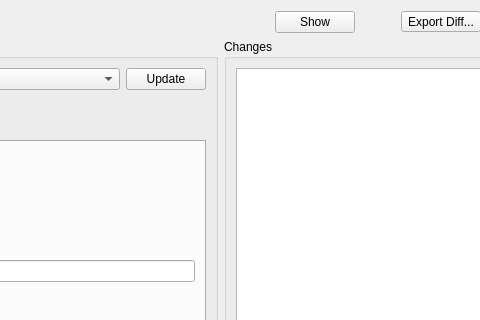
First picture: the form in plugins/patchreview/patchreview.ui, repository KDE/kdevelop, before the edit; both pictures show x 233 to 713 and y 0 to 320 of the 908 by 452 pixel window.
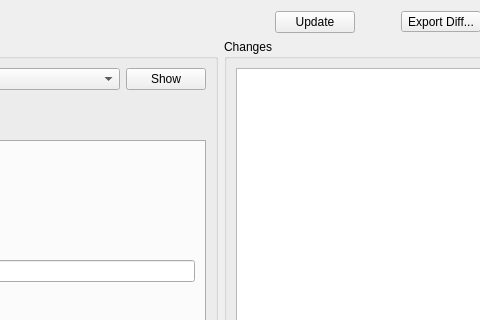
Second picture: the form after the edit. Custom widgets are drawn as their Qt base class.

Diff of the .ui file:
```diff
--- a/plugins/patchreview/patchreview.ui
+++ b/plugins/patchreview/patchreview.ui
@@ -50,9 +50,15 @@
       </spacer>
      </item>
      <item>
-      <widget class="QPushButton" name="showButton">
+      <widget class="QPushButton" name="updateButton">
+       <property name="sizePolicy">
+        <sizepolicy hsizetype="Fixed" vsizetype="Fixed">
+         <horstretch>0</horstretch>
+         <verstretch>0</verstretch>
+        </sizepolicy>
+       </property>
        <property name="text">
-        <string>Show</string>
+        <string>Update</string>
        </property>
       </widget>
      </item>
@@ -116,15 +122,15 @@
          </widget>
         </item>
         <item>
-         <widget class="QPushButton" name="updateButton">
+         <widget class="QPushButton" name="showButton">
           <property name="sizePolicy">
-           <sizepolicy hsizetype="Fixed" vsizetype="Fixed">
+           <sizepolicy hsizetype="Maximum" vsizetype="Fixed">
             <horstretch>0</horstretch>
             <verstretch>0</verstretch>
            </sizepolicy>
           </property>
           <property name="text">
-           <string>Update</string>
+           <string>Show</string>
           </property>
          </widget>
         </item>
```
Left out of the diff: 2 changed lines with no effect on the pictures.
